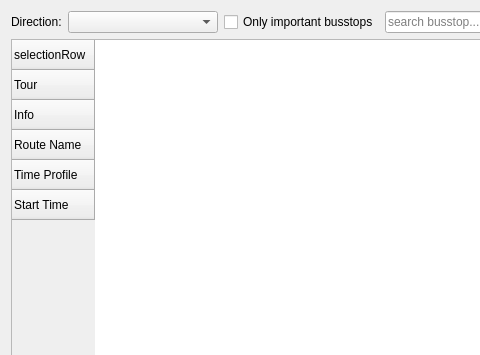
Old version of the form Widgets/WdgSchedule.ui in the repository ma7t3/ScheduleMaster; both pictures show x 0 to 480 and y 0 to 355 of the 1057 by 570 pixel window.
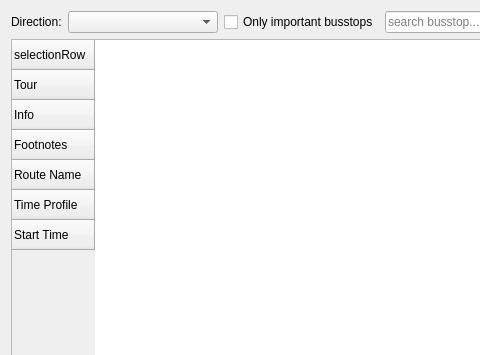
New version of the form.

Commit message: Added footnote row to WdgSchedule

The edit to the form file:
```diff
--- a/Widgets/WdgSchedule.ui
+++ b/Widgets/WdgSchedule.ui
@@ -110,6 +110,11 @@
        <string>Info</string>
       </property>
      </row>
+     <row>
+      <property name="text">
+       <string>Footnotes</string>
+      </property>
+     </row>
      <row>
       <property name="text">
        <string>Route Name</string>
```
The commit also changes 2 other files.
